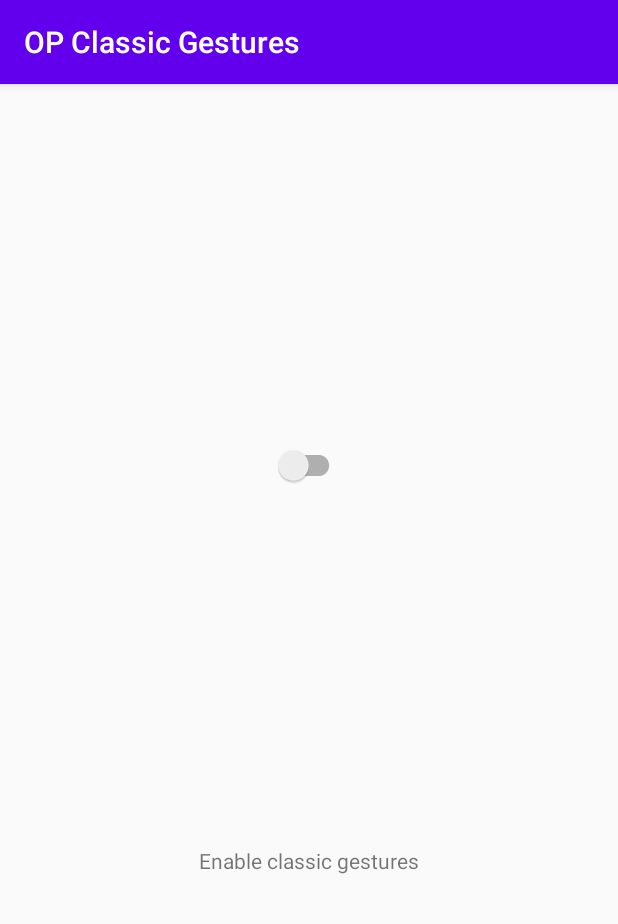
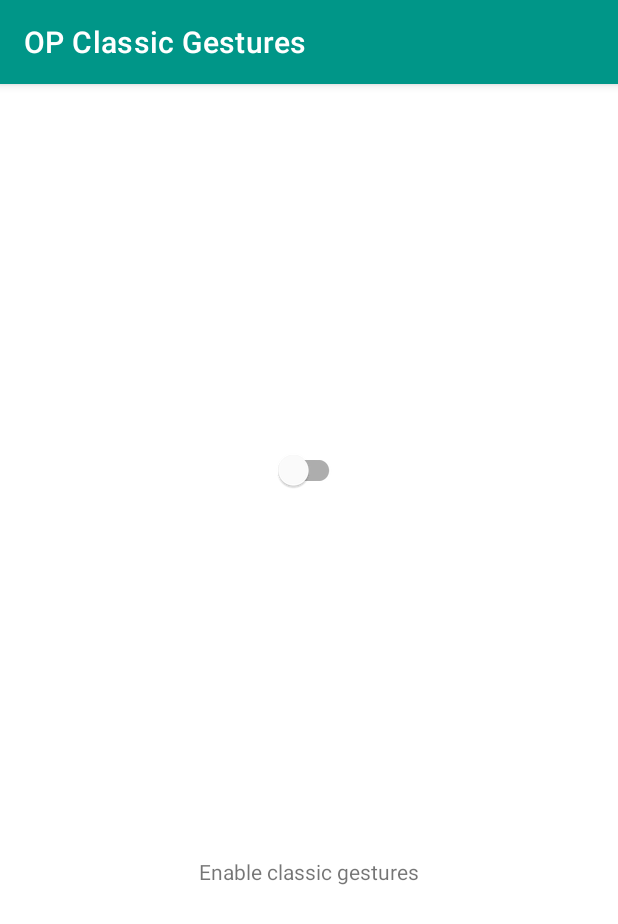
Before and after one commit to arkon/OPClassicGestures, an Android app: the screen it shows after launch (MainActivity), on a phone screen of 412 x 824 dp. Shown: the top 924 px of the screen. Run offline under Robolectric (Android 15) with nearby library versions, the phone set to English and light mode, and no system bars; 1 statement that could not run was skipped.

Commit message:
Update theme

```diff
--- a/app/src/main/res/values/colors.xml
+++ b/app/src/main/res/values/colors.xml
@@ -1,6 +1,6 @@
 <?xml version="1.0" encoding="utf-8"?>
 <resources>
-    <color name="colorPrimary">#6200EE</color>
-    <color name="colorPrimaryDark">#3700B3</color>
-    <color name="colorAccent">#03DAC5</color>
+    <color name="colorPrimary">#009688</color>
+    <color name="colorPrimaryDark">#00695C</color>
+    <color name="colorAccent">#009688</color>
 </resources>
--- a/app/src/main/res/values/styles.xml
+++ b/app/src/main/res/values/styles.xml
@@ -1,6 +1,6 @@
 <resources>
     <!-- Base application theme. -->
-    <style name="AppTheme" parent="Theme.AppCompat.Light.DarkActionBar">
+    <style name="AppTheme" parent="Theme.MaterialComponents.DayNight.DarkActionBar">
         <!-- Customize your theme here. -->
         <item name="colorPrimary">@color/colorPrimary</item>
         <item name="colorPrimaryDark">@color/colorPrimaryDark</item>
@@ -12,8 +12,8 @@
         <item name="windowNoTitle">true</item>
     </style>
 
-    <style name="AppTheme.AppBarOverlay" parent="ThemeOverlay.AppCompat.Dark.ActionBar" />
+    <style name="AppTheme.AppBarOverlay" parent="ThemeOverlay.MaterialComponents.Dark.ActionBar" />
 
-    <style name="AppTheme.PopupOverlay" parent="ThemeOverlay.AppCompat.Light" />
+    <style name="AppTheme.PopupOverlay" parent="ThemeOverlay.MaterialComponents.Light" />
 
 </resources>
```
